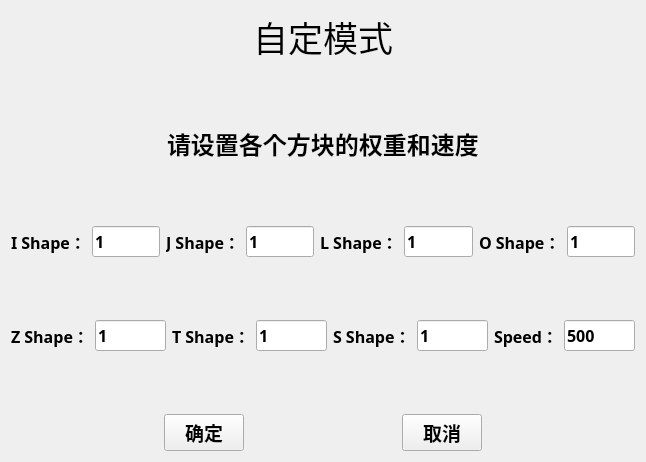
The window that Tetromino-master/form.ui (2426852837/tetromino) describes before a commit, drawn with Qt 5.
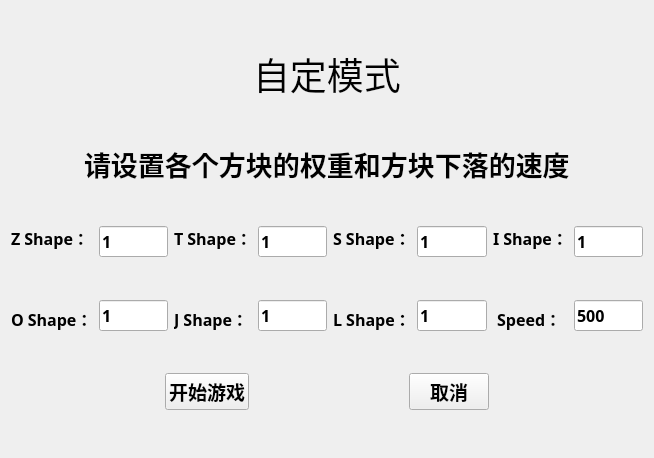
The same window after the commit.

What changed in the file:
```diff
--- a/Tetromino-master/form.ui
+++ b/Tetromino-master/form.ui
@@ -6,8 +6,8 @@
    <rect>
     <x>0</x>
     <y>0</y>
-    <width>646</width>
-    <height>462</height>
+    <width>654</width>
+    <height>458</height>
    </rect>
   </property>
   <property name="windowTitle">
@@ -16,22 +16,22 @@
   <property name="styleSheet">
    <string notr="true"/>
   </property>
-  <layout class="QHBoxLayout" name="horizontalLayout_19">
-   <item>
-    <spacer name="horizontalSpacer_14">
-     <property name="orientation">
-      <enum>Qt::Horizontal</enum>
-     </property>
-     <property name="sizeHint" stdset="0">
-      <size>
-       <width>40</width>
-       <height>20</height>
-      </size>
-     </property>
-    </spacer>
-   </item>
+  <layout class="QVBoxLayout" name="verticalLayout_10">
    <item>
     <layout class="QVBoxLayout" name="verticalLayout">
+     <item>
+      <spacer name="verticalSpacer_6">
+       <property name="orientation">
+        <enum>Qt::Vertical</enum>
+       </property>
+       <property name="sizeHint" stdset="0">
+        <size>
+         <width>20</width>
+         <height>40</height>
+        </size>
+       </property>
+      </spacer>
+     </item>
      <item>
       <layout class="QHBoxLayout" name="horizontalLayout">
        <item>
@@ -51,8 +51,10 @@
         <widget class="QLabel" name="label">
          <property name="font">
           <font>
-           <family>Adobe Devanagari</family>
-           <pointsize>26</pointsize>
+           <family>方正粗黑宋简体</family>
+           <pointsize>28</pointsize>
+           <weight>50</weight>
+           <bold>false</bold>
           </font>
          </property>
          <property name="text">
@@ -108,13 +110,13 @@
          <property name="font">
           <font>
            <family>微软雅黑</family>
-           <pointsize>18</pointsize>
+           <pointsize>20</pointsize>
            <weight>75</weight>
            <bold>true</bold>
           </font>
          </property>
          <property name="text">
-          <string>请设置各个方块的权重和速度</string>
+          <string>请设置各个方块的权重和方块下落的速度</string>
          </property>
         </widget>
        </item>
@@ -147,43 +149,16 @@
       </spacer>
      </item>
      <item>
-      <layout class="QHBoxLayout" name="horizontalLayout_4">
+      <layout class="QHBoxLayout" name="horizontalLayout_4"/>
+     </item>
+     <item>
+      <layout class="QHBoxLayout" name="horizontalLayout_7">
        <item>
         <layout class="QHBoxLayout" name="horizontalLayout_2">
          <item>
-          <widget class="QLabel" name="label_2">
-           <property name="font">
-            <font>
-             <family>微软雅黑</family>
-             <pointsize>12</pointsize>
-             <weight>75</weight>
-             <bold>true</bold>
-            </font>
-           </property>
-           <property name="text">
-            <string>I Shape：</string>
-           </property>
-          </widget>
-         </item>
-         <item>
-          <widget class="QLineEdit" name="ishape">
-           <property name="font">
-            <font>
-             <family>微软雅黑</family>
-             <pointsize>12</pointsize>
-             <weight>75</weight>
-             <bold>true</bold>
-            </font>
-           </property>
-           <property name="text">
-            <string>1</string>
-           </property>
-          </widget>
-         </item>
-         <item>
-          <layout class="QHBoxLayout" name="horizontalLayout_3">
+          <layout class="QVBoxLayout" name="verticalLayout_2">
            <item>
-            <widget class="QLabel" name="label_3">
+            <widget class="QLabel" name="label_4">
              <property name="font">
               <font>
                <family>微软雅黑</family>
@@ -193,89 +168,23 @@
               </font>
              </property>
              <property name="text">
-              <string>J Shape：</string>
+              <string>Z Shape：</string>
              </property>
             </widget>
            </item>
            <item>
-            <widget class="QLineEdit" name="jshape">
-             <property name="font">
-              <font>
-               <family>微软雅黑</family>
-               <pointsize>12</pointsize>
-               <weight>75</weight>
-               <bold>true</bold>
-              </font>
+            <spacer name="verticalSpacer_7">
+             <property name="orientation">
+              <enum>Qt::Vertical</enum>
              </property>
-             <property name="text">
-              <string>1</string>
+             <property name="sizeHint" stdset="0">
+              <size>
+               <width>20</width>
+               <height>40</height>
+              </size>
              </property>
-            </widget>
+            </spacer>
            </item>
-          </layout>
-         </item>
-         <item>
-          <spacer name="horizontalSpacer_4">
-           <property name="orientation">
-            <enum>Qt::Horizontal</enum>
-           </property>
-           <property name="sizeHint" stdset="0">
-            <size>
-             <width>40</width>
-             <height>20</height>
-            </size>
-           </property>
-          </spacer>
-         </item>
-         <item>
-          <layout class="QHBoxLayout" name="horizontalLayout_5">
-           <item>
-            <widget class="QLabel" name="label_5">
-             <property name="font">
-              <font>
-               <family>微软雅黑</family>
-               <pointsize>12</pointsize>
-               <weight>75</weight>
-               <bold>true</bold>
-              </font>
-             </property>
-             <property name="text">
-              <string>L Shape：</string>
-             </property>
-            </widget>
-           </item>
-           <item>
-            <widget class="QLineEdit" name="lshape">
-             <property name="font">
-              <font>
-               <family>微软雅黑</family>
-               <pointsize>12</pointsize>
-               <weight>75</weight>
-               <bold>true</bold>
-              </font>
-             </property>
-             <property name="text">
-              <string>1</string>
-             </property>
-            </widget>
-           </item>
-          </layout>
-         </item>
-         <item>
-          <spacer name="horizontalSpacer_5">
-           <property name="orientation">
-            <enum>Qt::Horizontal</enum>
-           </property>
-           <property name="sizeHint" stdset="0">
-            <size>
-             <width>40</width>
-             <height>20</height>
-            </size>
-           </property>
-          </spacer>
-         </item>
-         <item>
-          <layout class="QHBoxLayout" name="horizontalLayout_6">
            <item>
             <widget class="QLabel" name="label_8">
              <property name="font">
@@ -291,6 +200,38 @@
              </property>
             </widget>
            </item>
+          </layout>
+         </item>
+         <item>
+          <layout class="QVBoxLayout" name="verticalLayout_3">
+           <item>
+            <widget class="QLineEdit" name="zshape">
+             <property name="font">
+              <font>
+               <family>微软雅黑</family>
+               <pointsize>12</pointsize>
+               <weight>75</weight>
+               <bold>true</bold>
+              </font>
+             </property>
+             <property name="text">
+              <string>1</string>
+             </property>
+            </widget>
+           </item>
+           <item>
+            <spacer name="verticalSpacer_11">
+             <property name="orientation">
+              <enum>Qt::Vertical</enum>
+             </property>
+             <property name="sizeHint" stdset="0">
+              <size>
+               <width>20</width>
+               <height>40</height>
+              </size>
+             </property>
+            </spacer>
+           </item>
            <item>
             <widget class="QLineEdit" name="oshape">
              <property name="font">
@@ -308,72 +249,12 @@
            </item>
           </layout>
          </item>
-         <item>
-          <spacer name="horizontalSpacer_3">
-           <property name="orientation">
-            <enum>Qt::Horizontal</enum>
-           </property>
-           <property name="sizeHint" stdset="0">
-            <size>
-             <width>40</width>
-             <height>20</height>
-            </size>
-           </property>
-          </spacer>
-         </item>
         </layout>
        </item>
-      </layout>
-     </item>
-     <item>
-      <spacer name="verticalSpacer_3">
-       <property name="orientation">
-        <enum>Qt::Vertical</enum>
-       </property>
-       <property name="sizeHint" stdset="0">
-        <size>
-         <width>20</width>
-         <height>40</height>
-        </size>
-       </property>
-      </spacer>
-     </item>
-     <item>
-      <layout class="QHBoxLayout" name="horizontalLayout_7">
        <item>
-        <layout class="QHBoxLayout" name="horizontalLayout_8">
+        <layout class="QHBoxLayout" name="horizontalLayout_3">
          <item>
-          <widget class="QLabel" name="label_4">
-           <property name="font">
-            <font>
-             <family>微软雅黑</family>
-             <pointsize>12</pointsize>
-             <weight>75</weight>
-             <bold>true</bold>
-            </font>
-           </property>
-           <property name="text">
-            <string>Z Shape：</string>
-           </property>
-          </widget>
-         </item>
-         <item>
-          <widget class="QLineEdit" name="zshape">
-           <property name="font">
-            <font>
-             <family>微软雅黑</family>
-             <pointsize>12</pointsize>
-             <weight>75</weight>
-             <bold>true</bold>
-            </font>
-           </property>
-           <property name="text">
-            <string>1</string>
-           </property>
-          </widget>
-         </item>
-         <item>
-          <layout class="QHBoxLayout" name="horizontalLayout_9">
+          <layout class="QVBoxLayout" name="verticalLayout_4">
            <item>
             <widget class="QLabel" name="label_6">
              <property name="font">
@@ -390,6 +271,38 @@
             </widget>
            </item>
            <item>
+            <spacer name="verticalSpacer_8">
+             <property name="orientation">
+              <enum>Qt::Vertical</enum>
+             </property>
+             <property name="sizeHint" stdset="0">
+              <size>
+               <width>20</width>
+               <height>40</height>
+              </size>
+             </property>
+            </spacer>
+           </item>
+           <item>
+            <widget class="QLabel" name="label_3">
+             <property name="font">
+              <font>
+               <family>微软雅黑</family>
+               <pointsize>12</pointsize>
+               <weight>75</weight>
+               <bold>true</bold>
+              </font>
+             </property>
+             <property name="text">
+              <string>J Shape：</string>
+             </property>
+            </widget>
+           </item>
+          </layout>
+         </item>
+         <item>
+          <layout class="QVBoxLayout" name="verticalLayout_5">
+           <item>
             <widget class="QLineEdit" name="tshape">
              <property name="font">
               <font>
@@ -404,23 +317,42 @@
              </property>
             </widget>
            </item>
+           <item>
+            <spacer name="verticalSpacer_12">
+             <property name="orientation">
+              <enum>Qt::Vertical</enum>
+             </property>
+             <property name="sizeHint" stdset="0">
+              <size>
+               <width>20</width>
+               <height>40</height>
+              </size>
+             </property>
+            </spacer>
+           </item>
+           <item>
+            <widget class="QLineEdit" name="jshape">
+             <property name="font">
+              <font>
+               <family>微软雅黑</family>
+               <pointsize>12</pointsize>
+               <weight>75</weight>
+               <bold>true</bold>
+              </font>
+             </property>
+             <property name="text">
+              <string>1</string>
+             </property>
+            </widget>
+           </item>
           </layout>
          </item>
+        </layout>
+       </item>
+       <item>
+        <layout class="QHBoxLayout" name="horizontalLayout_5">
          <item>
-          <spacer name="horizontalSpacer_6">
-           <property name="orientation">
-            <enum>Qt::Horizontal</enum>
-           </property>
-           <property name="sizeHint" stdset="0">
-            <size>
-             <width>40</width>
-             <height>20</height>
-            </size>
-           </property>
-          </spacer>
-         </item>
-         <item>
-          <layout class="QHBoxLayout" name="horizontalLayout_10">
+          <layout class="QVBoxLayout" name="verticalLayout_6">
            <item>
             <widget class="QLabel" name="label_7">
              <property name="font">
@@ -437,6 +369,38 @@
             </widget>
            </item>
            <item>
+            <spacer name="verticalSpacer_9">
+             <property name="orientation">
+              <enum>Qt::Vertical</enum>
+             </property>
+             <property name="sizeHint" stdset="0">
+              <size>
+               <width>20</width>
+               <height>40</height>
+              </size>
+             </property>
+            </spacer>
+           </item>
+           <item>
+            <widget class="QLabel" name="label_5">
+             <property name="font">
+              <font>
+               <family>微软雅黑</family>
+               <pointsize>12</pointsize>
+               <weight>75</weight>
+               <bold>true</bold>
+              </font>
+             </property>
+             <property name="text">
+              <string>L Shape：</string>
+             </property>
+            </widget>
+           </item>
+          </layout>
+         </item>
+         <item>
+          <layout class="QVBoxLayout" name="verticalLayout_7">
+           <item>
             <widget class="QLineEdit" name="sshape">
              <property name="font">
               <font>
@@ -451,23 +415,70 @@
              </property>
             </widget>
            </item>
+           <item>
+            <spacer name="verticalSpacer_13">
+             <property name="orientation">
+              <enum>Qt::Vertical</enum>
+             </property>
+             <property name="sizeHint" stdset="0">
+              <size>
+               <width>20</width>
+               <height>40</height>
+              </size>
+             </property>
+            </spacer>
+           </item>
+           <item>
+            <widget class="QLineEdit" name="lshape">
+             <property name="font">
+              <font>
+               <family>微软雅黑</family>
+               <pointsize>12</pointsize>
+               <weight>75</weight>
+               <bold>true</bold>
+              </font>
+             </property>
+             <property name="text">
+              <string>1</string>
+             </property>
+            </widget>
+           </item>
           </layout>
          </item>
+        </layout>
+       </item>
+       <item>
+        <layout class="QHBoxLayout" name="horizontalLayout_6">
          <item>
-          <spacer name="horizontalSpacer_7">
-           <property name="orientation">
-            <enum>Qt::Horizontal</enum>
-           </property>
-           <property name="sizeHint" stdset="0">
-            <size>
-             <width>40</width>
-             <height>20</height>
-            </size>
-           </property>
-          </spacer>
-         </item>
-         <item>
-          <layout class="QHBoxLayout" name="horizontalLayout_11">
+          <layout class="QVBoxLayout" name="verticalLayout_8">
+           <item>
+            <widget class="QLabel" name="label_2">
+             <property name="font">
+              <font>
+               <family>微软雅黑</family>
+               <pointsize>12</pointsize>
+               <weight>75</weight>
+               <bold>true</bold>
+              </font>
+             </property>
+             <property name="text">
+              <string>I Shape：</string>
+             </property>
+            </widget>
+           </item>
+           <item>
+            <spacer name="verticalSpacer_10">
+             <property name="orientation">
+              <enum>Qt::Vertical</enum>
+             </property>
+             <property name="sizeHint" stdset="0">
+              <size>
+               <width>20</width>
+               <height>40</height>
+              </size>
+             </property>
+            </spacer>
+           </item>
            <item>
             <widget class="QLabel" name="label_9">
              <property name="font">
@@ -479,9 +490,41 @@
               </font>
              </property>
              <property name="text">
-              <string>Speed：</string>
+              <string> Speed： </string>
              </property>
             </widget>
+           </item>
+          </layout>
+         </item>
+         <item>
+          <layout class="QVBoxLayout" name="verticalLayout_9">
+           <item>
+            <widget class="QLineEdit" name="ishape">
+             <property name="font">
+              <font>
+               <family>微软雅黑</family>
+               <pointsize>12</pointsize>
+               <weight>75</weight>
+               <bold>true</bold>
+              </font>
+             </property>
+             <property name="text">
+              <string>1</string>
+             </property>
+            </widget>
+           </item>
+           <item>
+            <spacer name="verticalSpacer_14">
+             <property name="orientation">
+              <enum>Qt::Vertical</enum>
+             </property>
+             <property name="sizeHint" stdset="0">
+              <size>
+               <width>20</width>
+               <height>40</height>
+              </size>
+             </property>
+            </spacer>
            </item>
            <item>
             <widget class="QLineEdit" name="speed">
@@ -500,19 +543,6 @@
            </item>
           </layout>
          </item>
-         <item>
-          <spacer name="horizontalSpacer_8">
-           <property name="orientation">
-            <enum>Qt::Horizontal</enum>
-           </property>
-           <property name="sizeHint" stdset="0">
-            <size>
-             <width>40</width>
-             <height>20</height>
-            </size>
-           </property>
-          </spacer>
-         </item>
         </layout>
        </item>
       </layout>
@@ -549,14 +579,14 @@
         <widget class="QPushButton" name="pushButton">
          <property name="font">
           <font>
-           <family>Adobe Devanagari</family>
+           <family>微软雅黑</family>
            <pointsize>14</pointsize>
            <weight>75</weight>
            <bold>true</bold>
           </font>
          </property>
          <property name="text">
-          <string>确定</string>
+          <string>开始游戏</string>
          </property>
         </widget>
        </item>
@@ -567,7 +597,7 @@
          </property>
          <property name="sizeHint" stdset="0">
           <size>
-           <width>40</width>
+           <width>13</width>
            <height>20</height>
           </size>
          </property>
@@ -577,7 +607,7 @@
         <widget class="QPushButton" name="pushButton_2">
          <property name="font">
           <font>
-           <family>Adobe Devanagari</family>
+           <family>微软雅黑</family>
            <pointsize>14</pointsize>
            <weight>75</weight>
            <bold>true</bold>
@@ -603,21 +633,21 @@
        </item>
       </layout>
      </item>
+     <item>
+      <spacer name="verticalSpacer_5">
+       <property name="orientation">
+        <enum>Qt::Vertical</enum>
+       </property>
+       <property name="sizeHint" stdset="0">
+        <size>
+         <width>20</width>
+         <height>40</height>
+        </size>
+       </property>
+      </spacer>
+     </item>
     </layout>
    </item>
-   <item>
-    <spacer name="horizontalSpacer_15">
-     <property name="orientation">
-      <enum>Qt::Horizontal</enum>
-     </property>
-     <property name="sizeHint" stdset="0">
-      <size>
-       <width>40</width>
-       <height>20</height>
-      </size>
-     </property>
-    </spacer>
-   </item>
   </layout>
  </widget>
  <resources/>
```
